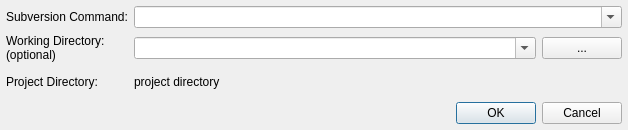
The window that Plugins/VcsPlugins/vcsSubversion/SvnCommandDialog.ui (testmana2/test) describes before a commit, drawn with Qt 5.
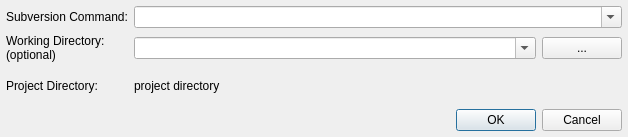
The same window after the commit.

```diff
--- a/Plugins/VcsPlugins/vcsSubversion/SvnCommandDialog.ui
+++ b/Plugins/VcsPlugins/vcsSubversion/SvnCommandDialog.ui
@@ -1,12 +1,12 @@
 <ui version="4.0" >
  <class>SvnCommandDialog</class>
- <widget class="QDialog" name="SvnCommandDialog" >
-  <property name="geometry" >
+ <widget class="QDialog" name="SvnCommandDialog">
+  <property name="geometry">
    <rect>
     <x>0</x>
     <y>0</y>
     <width>628</width>
-    <height>130</height>
+    <height>137</height>
    </rect>
   </property>
   <property name="windowTitle" >
@@ -155,7 +155,7 @@
    </item>
   </layout>
  </widget>
- <layoutdefault spacing="6" margin="6" />
+ <layoutdefault spacing="6" margin="6"/>
  <pixmapfunction>qPixmapFromMimeSource</pixmapfunction>
  <resources/>
  <connections>
```
Left out of the diff: 136 changed lines with no effect on the pictures.
